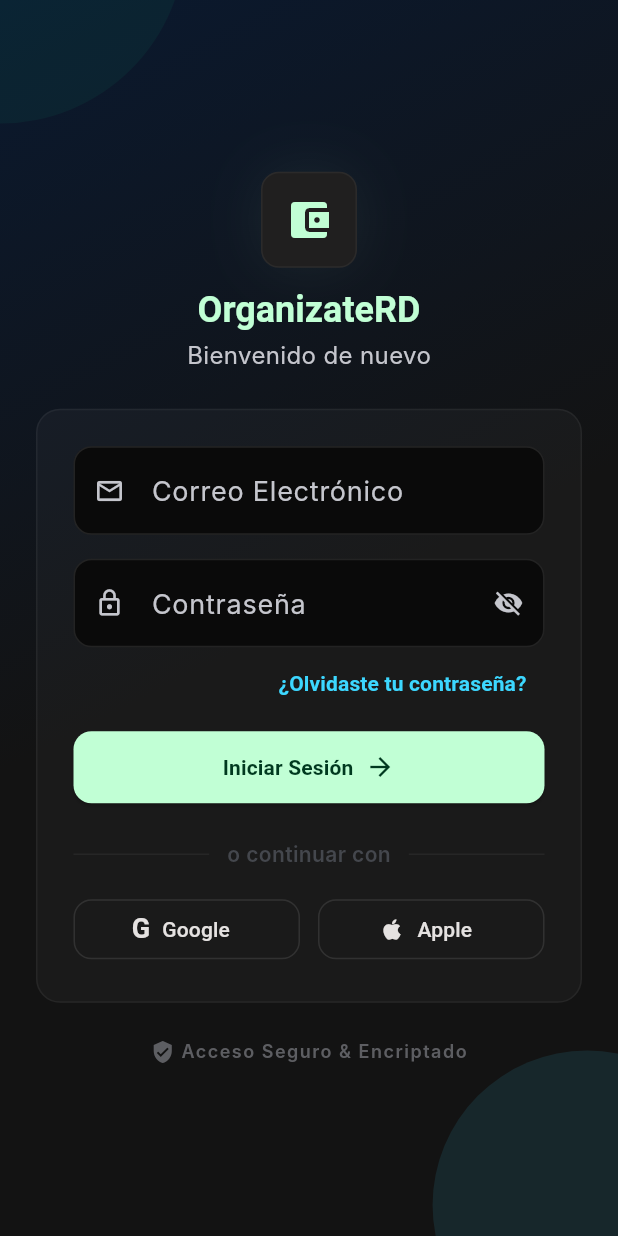
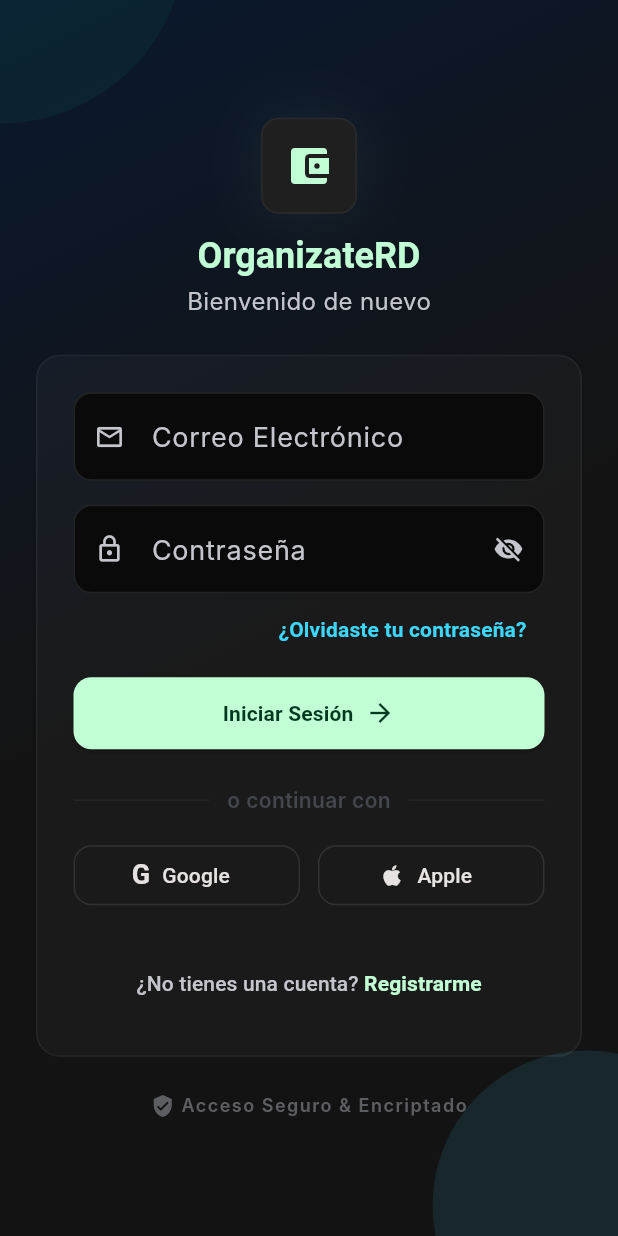
Before and after one commit to iabreuIjam99/organizateRD, a Flutter app: the screen it shows after launch, on a phone screen of 412 x 824 dp. Run offline on Flutter 3.47's test engine with Material 3 defaults, Android fonts, the phone set to English and light mode, and no system bars; our stand-ins replace dio, equatable, flutter_bloc, go_router, shared_preferences; Roboto replaces fonts that are missing (Inter, Poppins).

Commit message:
fix: baseUrl for web, add register link to login

```diff
--- a/frontend/lib/core/constants/constants.dart
+++ b/frontend/lib/core/constants/constants.dart
@@ -1,5 +1,11 @@
+import "package:flutter/foundation.dart";
+
 class AppConstants {
-  static const String baseUrl = "http://10.0.2.2:3000/api";
+  static String get baseUrl {
+    if (kIsWeb) return "http://localhost:3000/api";
+    return "http://10.0.2.2:3000/api";
+  }
+
   static const String appName = "OrganizateRD";
   static const String currencyCode = "DOP";
   static const String currencySymbol = "RD\$";
--- a/frontend/lib/features/auth/presentation/pages/login_page.dart
+++ b/frontend/lib/features/auth/presentation/pages/login_page.dart
@@ -1,5 +1,6 @@
 import "package:flutter/material.dart";
 import "package:flutter_bloc/flutter_bloc.dart";
+import "package:go_router/go_router.dart";
 import "../../../../core/theme/app_theme.dart";
 import "../bloc/auth_bloc.dart";
 import "../bloc/auth_event.dart";
@@ -297,6 +298,27 @@ class _LoginPageState extends State<LoginPage> {
               ),
             ],
           ),
+          const SizedBox(height: 24),
+          Center(
+            child: TextButton(
+              onPressed: () => context.go("/register"),
+              child: Text.rich(
+                TextSpan(
+                  style: const TextStyle(color: AppTheme.onSurfaceVariant),
+                  children: [
+                    const TextSpan(text: "¿No tienes una cuenta? "),
+                    TextSpan(
+                      text: "Registrarme",
+                      style: const TextStyle(
+                        color: AppTheme.secondary,
+                        fontWeight: FontWeight.w600,
+                      ),
+                    ),
+                  ],
+                ),
+              ),
+            ),
+          ),
         ],
       ),
     );
```
